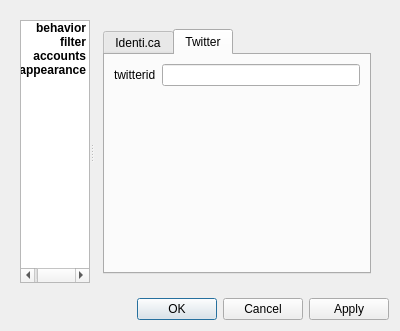
First picture: the form in gui/preferences.ui, repository dodo/blain, before the edit.
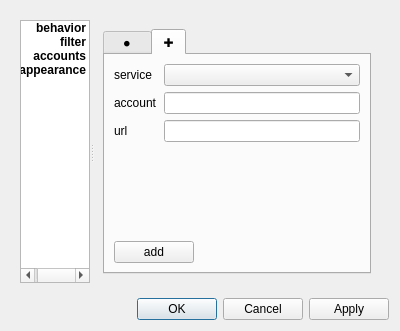
Second picture: the form after the edit. The open tabs and pages were chosen to show the change.

Commit message: account system

```diff
--- a/gui/preferences.ui
+++ b/gui/preferences.ui
@@ -390,18 +390,38 @@
              </property>
              <widget class="QWidget" name="tab_3">
               <attribute name="title">
-               <string>Identi.ca</string>
+               <string>  ⚫  </string>
               </attribute>
               <layout class="QVBoxLayout" name="verticalLayout_2">
                <item>
-                <layout class="QHBoxLayout" name="horizontalLayout_5">
+                <widget class="QListWidget" name="accountList">
+                 <property name="viewMode">
+                  <enum>QListView::ListMode</enum>
+                 </property>
+                 <property name="uniformItemSizes">
+                  <bool>false</bool>
+                 </property>
+                </widget>
+               </item>
+               <item>
+                <layout class="QHBoxLayout" name="horizontalLayout_6">
                  <item>
-                  <widget class="QLabel" name="label">
+                  <spacer name="horizontalSpacer_6">
+                   <property name="orientation">
+                    <enum>Qt::Horizontal</enum>
+                   </property>
+                   <property name="sizeHint" stdset="0">
+                    <size>
+                     <width>40</width>
+                     <height>20</height>
+                    </size>
+                   </property>
+                  </spacer>
+                 </item>
+                 <item>
+                  <widget class="QPushButton" name="removeaccountButton">
                    <property name="text">
-                    <string>identicaid</string>
-                   </property>
-                   <property name="buddy">
-                    <cstring>identicaidEdit</cstring>
+                    <string>remove</string>
                    </property>
                   </widget>
                  </item>
@@ -427,28 +447,49 @@
              </widget>
              <widget class="QWidget" name="tab_4">
               <attribute name="title">
-               <string>Twitter</string>
+               <string>✚</string>
               </attribute>
               <layout class="QVBoxLayout" name="verticalLayout_3">
                <item>
-                <layout class="QHBoxLayout" name="horizontalLayout_6">
-                 <item>
+                <layout class="QGridLayout" name="gridLayout">
+                 <item row="0" column="0">
+                  <widget class="QLabel" name="label">
+                   <property name="text">
+                    <string>service</string>
+                   </property>
+                  </widget>
+                 </item>
+                 <item row="1" column="0">
                   <widget class="QLabel" name="label_2">
                    <property name="text">
-                    <string>twitterid</string>
+                    <string>account</string>
                    </property>
-                   <property name="buddy">
-                    <cstring>twitteridEdit</cstring>
+                  </widget>
+                 </item>
+                 <item row="1" column="1">
+                  <widget class="QLineEdit" name="accountidEdit"/>
+                 </item>
+                 <item row="0" column="1">
+                  <widget class="QComboBox" name="accountserviceComboBox">
+                   <property name="currentIndex">
+                    <number>-1</number>
                    </property>
                   </widget>
                  </item>
-                 <item>
-                  <widget class="QLineEdit" name="twitteridEdit"/>
+                 <item row="2" column="0">
+                  <widget class="QLabel" name="accounturlLabel">
+                   <property name="text">
+                    <string>url</string>
+                   </property>
+                  </widget>
+                 </item>
+                 <item row="2" column="1">
+                  <widget class="QLineEdit" name="accounturlEdit"/>
                  </item>
                 </layout>
                </item>
                <item>
-                <spacer name="verticalSpacer_4">
+                <spacer name="verticalSpacer_3">
                  <property name="orientation">
                   <enum>Qt::Vertical</enum>
                  </property>
@@ -460,6 +501,30 @@
                  </property>
                 </spacer>
                </item>
+               <item>
+                <layout class="QHBoxLayout" name="horizontalLayout_5">
+                 <item>
+                  <widget class="QPushButton" name="addaccountButton">
+                   <property name="text">
+                    <string>add</string>
+                   </property>
+                  </widget>
+                 </item>
+                 <item>
+                  <spacer name="horizontalSpacer_5">
+                   <property name="orientation">
+                    <enum>Qt::Horizontal</enum>
+                   </property>
+                   <property name="sizeHint" stdset="0">
+                    <size>
+                     <width>40</width>
+                     <height>20</height>
+                    </size>
+                   </property>
+                  </spacer>
+                 </item>
+                </layout>
+               </item>
               </layout>
              </widget>
             </widget>
```
Left out of the diff: 70 changed lines with no effect on the pictures. The commit also changes 11 other files.
